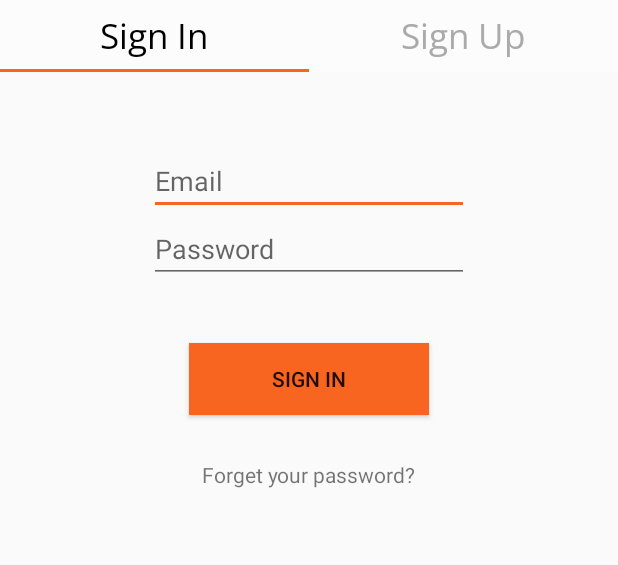
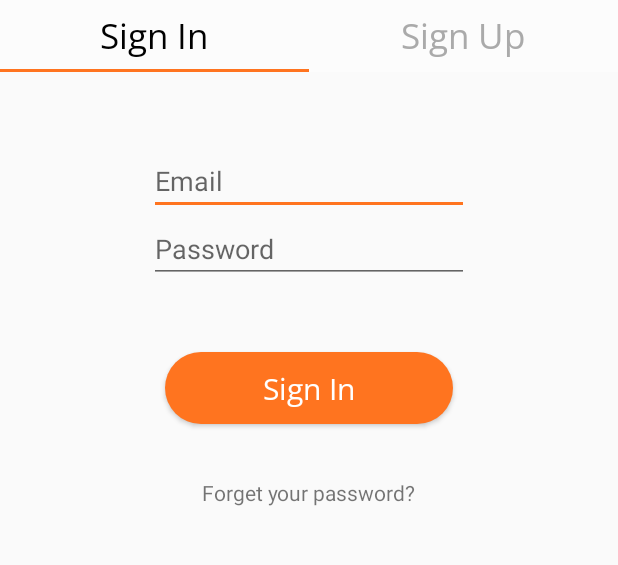
Before and after one commit to syybly/twig, an Android app: the screen it shows after launch (LoginSignupContainer), on a phone screen of 412 x 824 dp, the part 278-843 px from its top. Run offline under Robolectric (Android 15) with nearby library versions, the phone set to English and light mode, and no system bars.

Commit message:
Sign in/up UI v2.2

```diff
--- a/app/src/main/res/layout/loginpage.xml
+++ b/app/src/main/res/layout/loginpage.xml
@@ -36,15 +36,13 @@
 
     <Button
         android:id="@+id/Login"
-        android:layout_width="wrap_content"
-        android:layout_height="wrap_content"
+        android:layout_width="200dp"
+        android:layout_height="60dp"
         android:layout_below="@id/Password"
         android:layout_centerHorizontal="true"
-
-
+        android:textColor="#FFFFFF"
         android:layout_marginTop="40dp"
-        android:background="@color/colorAccent"
-        android:ems="10"
+        android:theme="@style/LogInButtonStyle"
         android:text="@string/Login" />
 
 
--- a/app/src/main/res/layout/signup.xml
+++ b/app/src/main/res/layout/signup.xml
@@ -51,13 +51,14 @@
 
     <Button
         android:id="@+id/SignUp"
-        android:layout_width="wrap_content"
-        android:layout_height="wrap_content"
+        android:layout_width="200dp"
+        android:layout_height="60dp"
         android:layout_below="@id/ConfirmPassword"
-        android:background="@color/colorAccent"
         android:layout_centerHorizontal="true"
         android:text="@string/SignUp"
+        android:textColor="#FFFFFF"
         android:layout_marginTop="20dp"
+        android:theme="@style/LogInButtonStyle"
         android:ems="12"/>
 
 
--- a/app/src/main/res/values/colors.xml
+++ b/app/src/main/res/values/colors.xml
@@ -2,5 +2,5 @@
 <resources>
     <color name="colorPrimary">#FCFCFC</color>
     <color name="colorPrimaryDark">#00574B</color>
-    <color name="colorAccent">#F86520</color>
+    <color name="colorAccent">#FF741F</color>
 </resources>
--- a/app/src/main/res/values/styles.xml
+++ b/app/src/main/res/values/styles.xml
@@ -18,4 +18,14 @@
         <item name="colorControlActivated">@color/colorAccent</item>
     </style>
 
+    <style name="LogInButtonStyle" parent="@android:style/TextAppearance.Widget.Button">
+        <!-- Customize your theme here. -->
+        <item name="android:fontFamily">@font/open_sans</item>
+        <item name="android:textSize">20dp</item>
+        <item name="android:textAllCaps">false</item>
+        <item name="android:buttonCornerRadius">50dp</item>
+        <item name="android:colorBackground">@color/colorAccent</item>
+        <item name="android:colorButtonNormal">@color/colorAccent</item>
+    </style>
+
 </resources>
```
